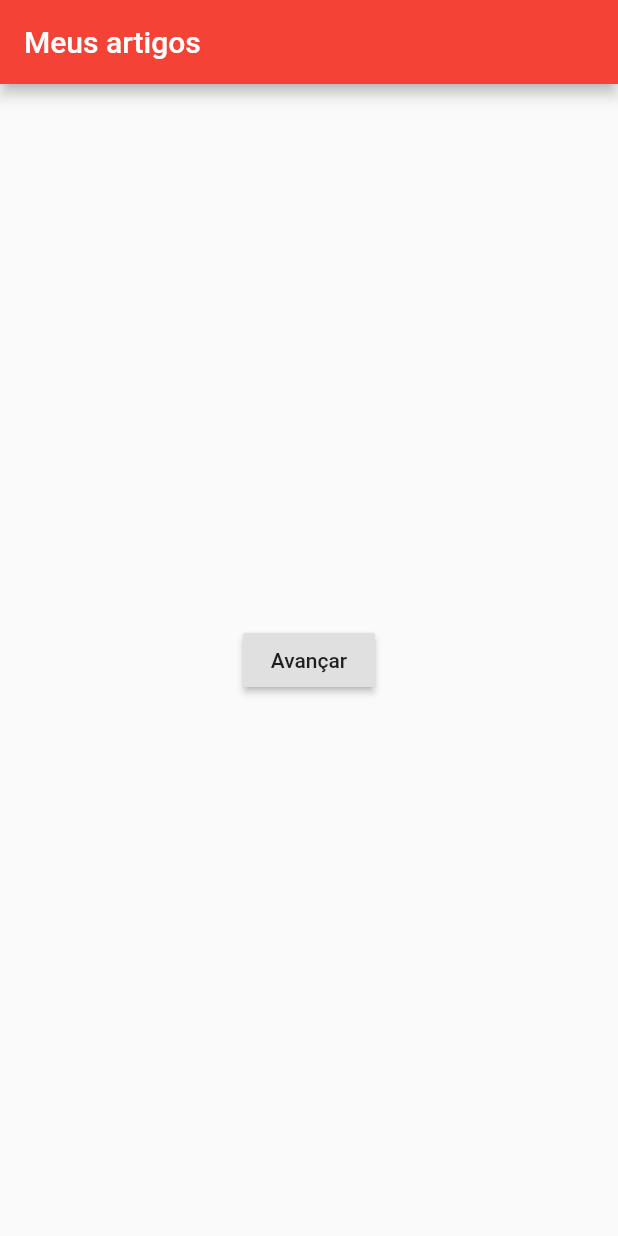
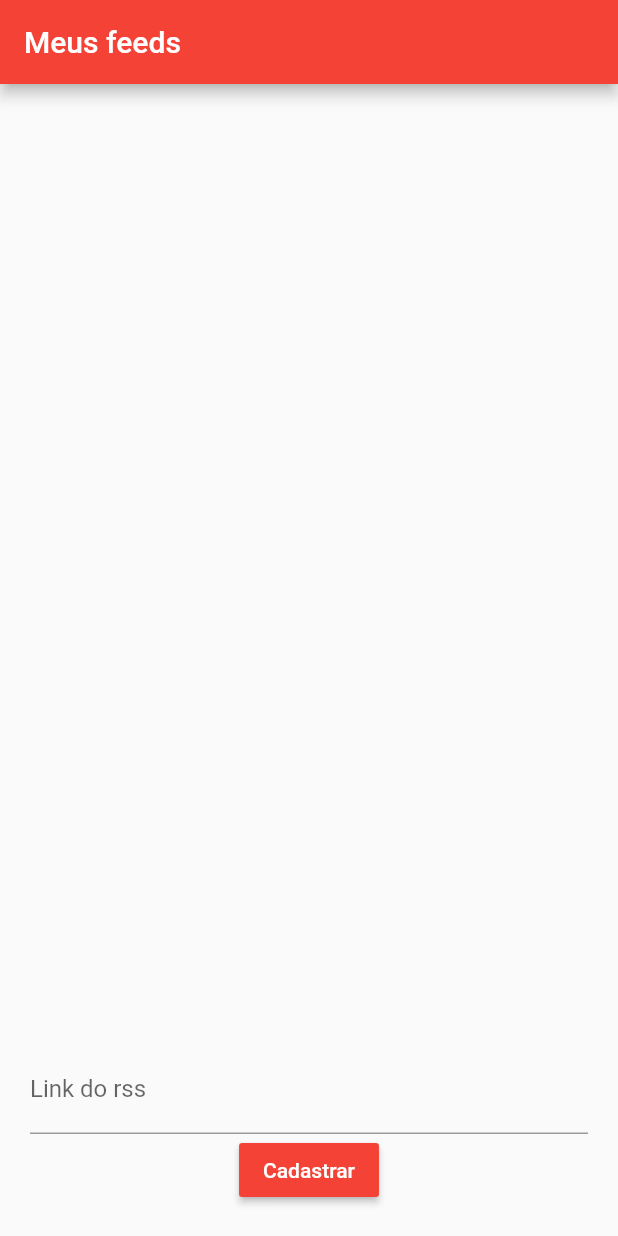
Before and after one commit to tarciso-torres/course-dart-advanced, a Flutter app: the screen it shows after launch, on a phone screen of 412 x 824 dp. Run offline on Flutter 3.47's test engine with Material 2 defaults, Android fonts, the phone set to English and light mode, and no system bars.

```diff
--- a/lib/pages/home_page.dart
+++ b/lib/pages/home_page.dart
@@ -7,24 +7,66 @@ class HomePage extends StatefulWidget {
 }
 
 class _HomePageState extends State<HomePage> {
+  final _formKey = GlobalKey<FormState>();
+  final feedController = TextEditingController();
+
+  List feeds = [];
   @override
   Widget build(BuildContext context) {
     return Scaffold(
       appBar:AppBar(
-        title: Text('Meus artigos'),
+        title: Text('Meus feeds'),
+        automaticallyImplyLeading: false,
       ),
-      body: Center(
-        child: RaisedButton(
-          child: Text('Avançar'),
-          onPressed: (){
-            Navigator.push(
-              context,
-              MaterialPageRoute(
-                builder: (context) => ArticlePage(feed: 'https://blog.schoolofnet.com/feed/',)
-              ));
-          },
+      body:Padding(
+        padding: EdgeInsets.all(20),
+        child:  Form(
+        key: _formKey,
+        child: Column(
+          children: <Widget>[
+            Expanded(
+              child: ListView.builder(
+                itemCount: feeds.length,
+                itemBuilder: (context, index){
+                  return ListTile(
+                    title: Text(feeds[index]),
+                    leading: Icon(Icons.rss_feed),
+                    onTap: () {
+                      print(index.toString());
+                    },
+                  );
+                },
+              )
+            ),
+            TextFormField(
+              keyboardType:TextInputType.url,
+              controller: feedController,
+              decoration: InputDecoration(
+                labelText: 'Link do rss',
+              ),
+              validator: (value) {
+                if(value.isEmpty){
+                  return "Este campo não pode ficar em branco";
+                }
+              },
+            ),
+            RaisedButton(
+              child: Text('Cadastrar'),
+              color: Colors.red,
+              textColor: Colors.white,
+              onPressed: () {
+                if(_formKey.currentState.validate()){
+                  setState(() {
+                    feeds.add(feedController.text);
+                    feedController.text = '';
+                  });
+                }
+              },
+            )
+          ]
         ),
       ),
+      )
     );
   }
 }
```
